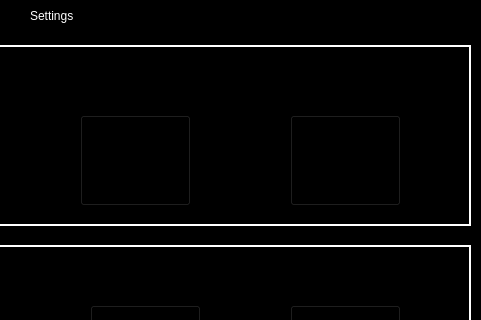
First picture: the form in settings.ui, repository MicahMumaw/Space_-_Invaders, before the edit; both pictures show x 560 to 1041 and y 175 to 495 of the 1336 by 768 pixel window.
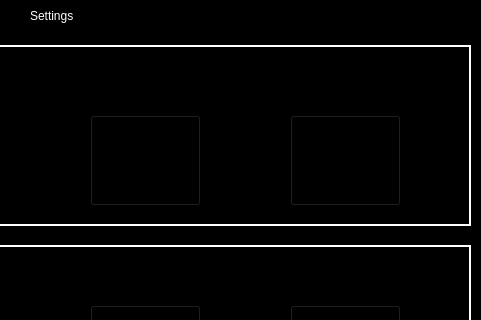
Second picture: the form after the edit.

Patch:
```diff
--- a/settings.ui
+++ b/settings.ui
@@ -128,7 +128,7 @@
   <widget class="QPushButton" name="pushButton_3">
    <property name="geometry">
     <rect>
-     <x>640</x>
+     <x>850</x>
      <y>290</y>
      <width>111</width>
      <height>91</height>
@@ -141,7 +141,7 @@
   <widget class="QPushButton" name="pushButton_4">
    <property name="geometry">
     <rect>
-     <x>850</x>
+     <x>650</x>
      <y>290</y>
      <width>111</width>
      <height>91</height>
```
